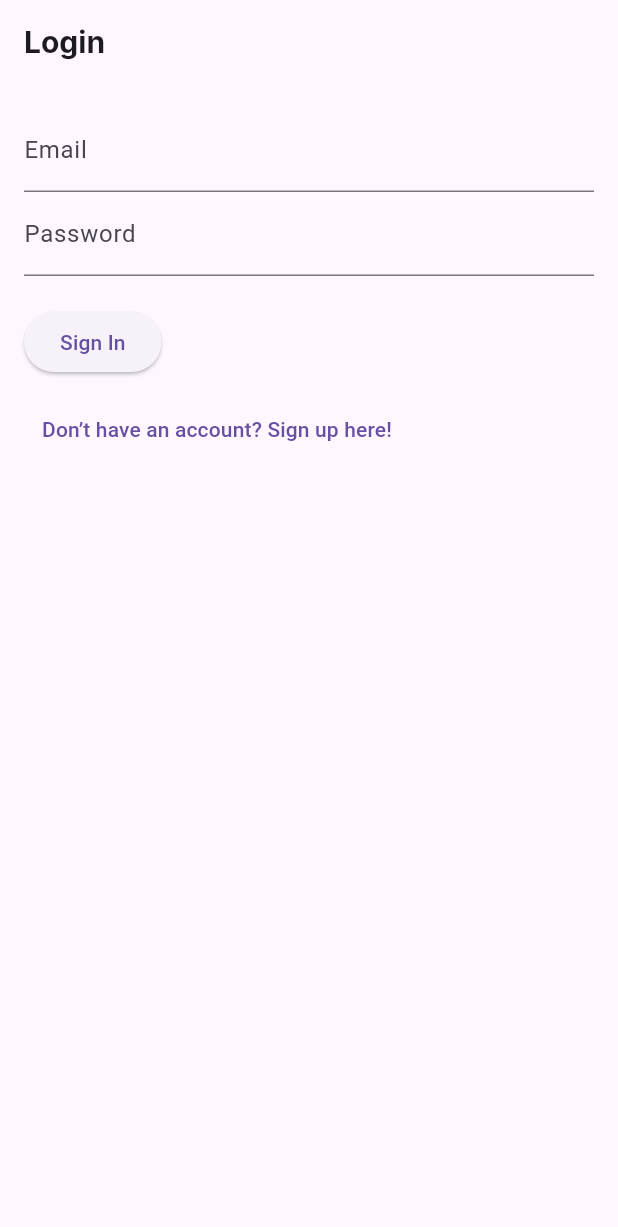
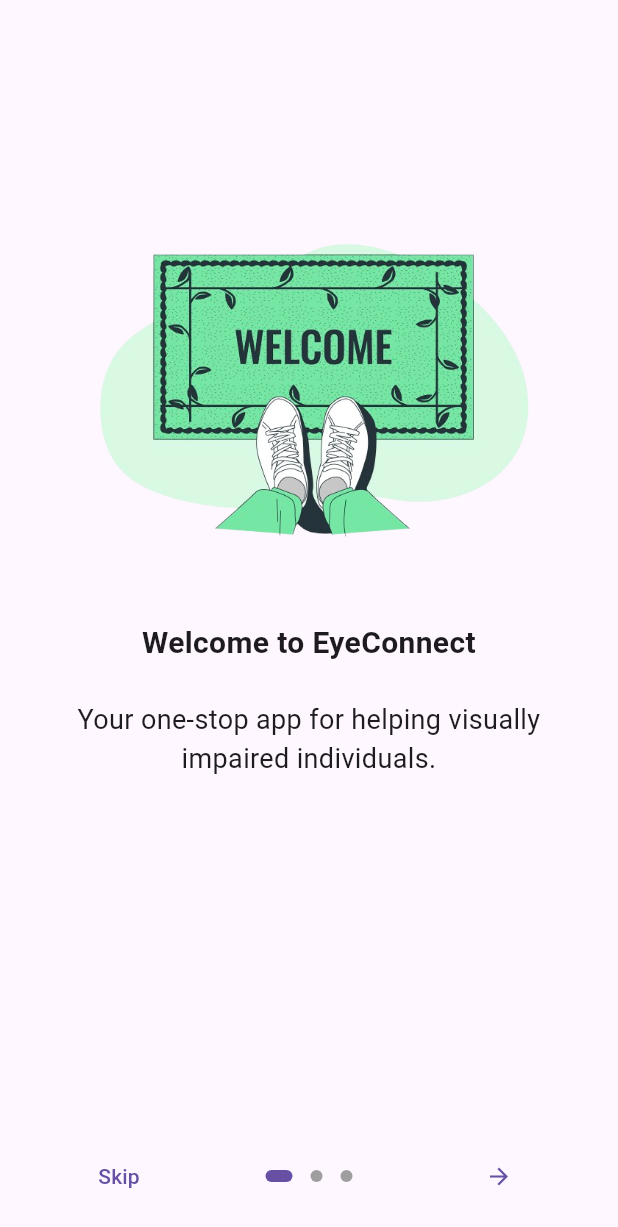
Before and after one commit to ayyesu/EyeConnect, a Flutter app: the screen it shows after launch, on a phone screen of 412 x 824 dp. Shown: the top 1227 px of the screen. Run offline on Flutter 3.47's test engine with Material 3 defaults, Android fonts, the light colour scheme and no system bars; drawn by our look-alikes of introduction_screen; our stand-ins replace cloud_firestore, firebase_auth, firebase_core, firebase_messaging, permission_handler, shared_preferences; missing offline and left inert: flutter_webrtc; accounts and stored records are empty; Roboto replaces fonts that are missing (Inter).

Commit message:
added an onboarding screen

```diff
--- a/lib/main.dart
+++ b/lib/main.dart
@@ -3,11 +3,13 @@ import 'package:firebase_core/firebase_core.dart';
 import 'package:flutter/material.dart';
 import 'package:myapp/providers/help_request_provider.dart';
 import 'package:myapp/screens/login_screen.dart';
+import 'package:myapp/screens/onboarding_screen.dart'; // Add this import
 import 'package:myapp/screens/volunteer_screen.dart' as volunteer_screen;
 import 'package:myapp/screens/visually_impaired_screen.dart'
     as visually_impaired_screen;
 import 'package:myapp/services/auth_service.dart';
 import 'package:provider/provider.dart';
+import 'package:shared_preferences/shared_preferences.dart'; // Import shared_preferences
 
 Future main() async {
   WidgetsFlutterBinding.ensureInitialized();
@@ -27,7 +29,52 @@ class BeMyEyesApp extends StatelessWidget {
       theme: ThemeData(
         primarySwatch: Colors.blue,
       ),
-      home: FutureBuilder<User?>(
+      home: const MainScreen(), // Update to use the new MainScreen widget
+    );
+  }
+}
+
+class MainScreen extends StatefulWidget {
+  const MainScreen({super.key});
+
+  @override
+  State<MainScreen> createState() => _MainScreenState();
+}
+
+class _MainScreenState extends State<MainScreen> {
+  bool _showOnboarding = false;
+
+  @override
+  void initState() {
+    super.initState();
+    _checkOnboardingStatus();
+  }
+
+  Future<void> _checkOnboardingStatus() async {
+    final prefs = await SharedPreferences.getInstance();
+    final seenOnboarding = prefs.getBool('seenOnboarding') ?? false;
+    setState(() {
+      _showOnboarding = !seenOnboarding; // Show onboarding if not seen
+    });
+  }
+
+  Future<void> _setOnboardingSeen() async {
+    final prefs = await SharedPreferences.getInstance();
+    await prefs.setBool('seenOnboarding', true);
+  }
+
+  @override
+  Widget build(BuildContext context) {
+    if (_showOnboarding) {
+      return OnboardingScreen(
+        onDone: () async {
+          await _setOnboardingSeen();
+          setState(() => _showOnboarding = false);
+        },
+      );
+    }
+
+    return FutureBuilder<User?>(
       future: FirebaseAuth.instance.authStateChanges().first,
       builder: (context, snapshot) {
         // Show a loading indicator while checking auth state
@@ -70,7 +117,6 @@ class BeMyEyesApp extends StatelessWidget {
         // If no user is signed in, show the LoginScreen
         return const LoginScreen();
       },
-      ),
     );
   }
 }
--- /dev/null
+++ b/lib/screens/onboarding_screen.dart
@@ -0,0 +1,44 @@
+import 'package:flutter/material.dart';
+import 'package:introduction_screen/introduction_screen.dart';
+
+class OnboardingScreen extends StatelessWidget {
+  final Function() onDone;
+
+  const OnboardingScreen({super.key, required this.onDone});
+
+  @override
+  Widget build(BuildContext context) {
+    return IntroductionScreen(
+      pages: [
+        PageViewModel(
+          title: "Welcome to EyeConnect",
+          body: "Your one-stop app for helping visually impaired individuals.",
+          image: Image.asset('assets/images/welcome.png', height: 200),
+        ),
+        PageViewModel(
+          title: "Connect Seamlessly",
+          body:
+              "Easily connect with volunteers or those in need via video calls.",
+          image: Image.asset('assets/images/connect.png', height: 200),
+        ),
+        PageViewModel(
+          title: "Get Started",
+          body: "Sign up and start using the app today.",
+          image: Image.asset('assets/images/get-started.png', height: 200),
+        ),
+      ],
+      onDone: onDone,
+      showSkipButton: true,
+      skip: const Text("Skip"),
+      next: const Icon(Icons.arrow_forward),
+      done: const Text("Done", style: TextStyle(fontWeight: FontWeight.w600)),
+      dotsDecorator: const DotsDecorator(
+        size: Size.square(8.0),
+        activeSize: Size(18.0, 8.0),
+        activeShape: RoundedRectangleBorder(
+          borderRadius: BorderRadius.all(Radius.circular(25.0)),
+        ),
+      ),
+    );
+  }
+}
```
Also changed, not shown: lib/screens/volunteer_screen.dart (+13 -5 lines), pubspec.yaml (+9 -5 lines), assets/fonts/Inter-Italic.ttf (renamed from asset/fonts/Inter-Italic.ttf), assets/fonts/Inter-Regular.ttf (renamed from asset/fonts/Inter-Regular.ttf), assets/fonts/NunitoSans-Italic.ttf (renamed from asset/fonts/NunitoSans-Italic.ttf), assets/fonts/NunitoSans-Regular.ttf (renamed from asset/fonts/NunitoSans-Regular.ttf), assets/images/connect.png (added), assets/images/get-started.png (added), assets/images/no-request.png (added), assets/images/welcome.png (added), pubspec.lock. Lines whose indentation alone changed are shown as unchanged.
